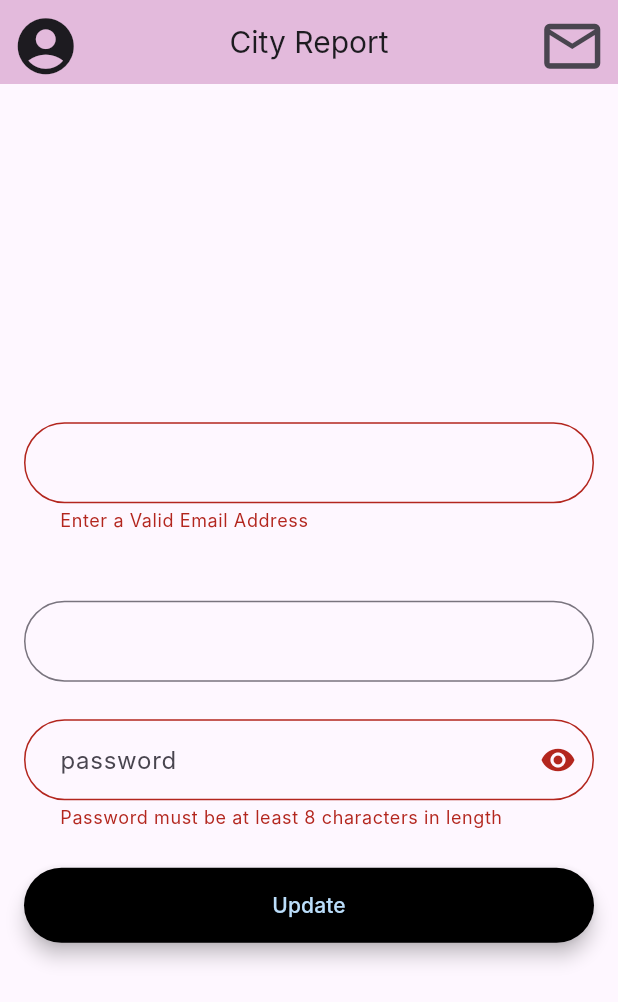
After one commit to anastazee/city-report, a Flutter app: the Profile screen opened directly, after a tap on "Update", on a phone screen of 412 x 824 dp. The commit adds this screen. Shown: the top 1002 px of the screen. Run offline on Flutter 3.47's test engine with Material 3 defaults, Android fonts, the phone set to English and light mode, and no system bars; our stand-ins replace cloud_firestore, firebase_auth, firebase_core, flutter_map, geolocator, latlong2 and 1 more; accounts and stored records are empty; Roboto replaces fonts that are missing (Inter).

Commit message:
app bar and profile page (needs work) 	modified:   lib/main.dart 	new file:   lib/models/bars.dart 	modified:   lib/screens/home/home.dart 	new file:   lib/screens/myprofile.dart

```diff
--- a/lib/main.dart
+++ b/lib/main.dart
@@ -33,11 +33,11 @@ class MyApp extends StatelessWidget{
           colorScheme:
               Theme.of(context).colorScheme.copyWith(secondary: Colors.white),
         ),
-        fontFamily: 'Georgia',
+        fontFamily: 'Inter',
         textTheme: const TextTheme(
           displayLarge: TextStyle(fontSize: 72.0, fontWeight: FontWeight.bold),
-          titleLarge: TextStyle(fontSize: 20.0, fontStyle: FontStyle.italic),
-          bodyMedium: TextStyle(fontSize: 14.0, fontFamily: 'Hind'),
+          titleLarge: TextStyle(fontSize: 20.0, fontStyle: FontStyle.normal),
+          bodyMedium: TextStyle(fontSize: 14.0, fontFamily: 'Inter'),
         ),
         ),
       home: Wrapper(),
--- /dev/null
+++ b/lib/models/bars.dart
@@ -0,0 +1,38 @@
+import 'package:flutter/material.dart';
+import '../screens/myprofile.dart';
+
+class MyAppBar extends StatelessWidget implements PreferredSizeWidget {
+  @override
+  Widget build(BuildContext context) {
+    return AppBar(
+      leading: IconButton(
+          icon: const Icon(Icons.account_circle_rounded),
+          onPressed: () {
+            Navigator.push(
+            context,
+            MaterialPageRoute(builder: (context) => Profile()),
+          );
+          },
+          iconSize: 45.0
+        ),
+      title: Text('City Report'),
+      centerTitle: true,
+      backgroundColor: Color.fromARGB(255, 227, 186, 220),
+      actions: [
+        IconButton(
+           icon: Icon(Icons.email_outlined),
+           onPressed: () {
+            Navigator.push(
+            context,
+            MaterialPageRoute(builder: (context) => Profile()),
+          );
+          },
+          iconSize: 45.0
+       ),
+      ],
+    );
+  }
+
+  @override
+  Size get preferredSize => const Size.fromHeight(kToolbarHeight);
+}
--- a/lib/screens/home/home.dart
+++ b/lib/screens/home/home.dart
@@ -1,8 +1,10 @@
+import 'package:flutter_application_1/models/bars.dart';
 import 'package:flutter_application_1/services/auth.dart';
 import 'package:flutter/material.dart';
 import '../authenticate/login.dart';
 import '../new_incident/new_incident.dart';
 import '../map/mappage.dart';
+
 
 class Home extends StatefulWidget {
   @override
@@ -25,7 +27,7 @@ class _Home extends State<Home> {
         padding: const EdgeInsets.fromLTRB(20.0, 15.0, 20.0, 15.0),
         onPressed: () async {
           await _auth.signOut();
-          Navigator.pushReplacement(
+          Navigator.push(
             context,
             MaterialPageRoute(builder: (context) => Login()),
           );
@@ -82,10 +84,7 @@ class _Home extends State<Home> {
     );
 
     return Scaffold(
-      appBar: AppBar(
-        title: const Text('Login Demo App - HomePage'),
-        backgroundColor: Theme.of(context).primaryColor,
-      ),
+      appBar: MyAppBar(),
       body: Center(
         child: Column(
           mainAxisAlignment: MainAxisAlignment.center,
--- /dev/null
+++ b/lib/screens/myprofile.dart
@@ -0,0 +1,199 @@
+import 'package:flutter/material.dart';
+import 'package:firebase_auth/firebase_auth.dart';
+import '../models/bars.dart';
+import 'package:cloud_firestore/cloud_firestore.dart';
+
+class Profile extends StatefulWidget {
+  @override
+  State<StatefulWidget> createState() {
+    return _Profile();
+  }
+}
+class _Profile extends State<Profile>{
+
+   bool _obscureText = true;
+   final _username = TextEditingController();
+   final _email = TextEditingController();
+   final _password = TextEditingController();
+   final GlobalKey<FormState> _formKey = GlobalKey<FormState>();
+
+  static Future<Map<String, dynamic>?> getUserData() async {
+    User? user = FirebaseAuth.instance.currentUser;
+
+    if (user != null) {
+      DocumentSnapshot userDoc = await FirebaseFirestore.instance
+          .collection('users')
+          .doc(user.uid)
+          .get();
+      if (userDoc.exists) {
+        Map<String, dynamic> userData =
+            userDoc.data() as Map<String, dynamic>;
+            return userData;
+      }
+      else print("error user does not exist in db");
+      return null;
+    }
+    else print("error user not logged in");
+    return null;
+  }
+    @override
+   Widget build(BuildContext context) {
+    return FutureBuilder<Map<String, dynamic>?>(
+      future: getUserData(),
+      builder: (context, snapshot) {
+        if (snapshot.connectionState == ConnectionState.waiting) {
+          // Show a loading indicator while the data is being fetched
+          return const CircularProgressIndicator();
+        } else if (snapshot.hasData) {
+          // Data has been successfully fetched
+          Map<String, dynamic>? data = snapshot.data;
+
+          // Your existing TextFormField with the retrieved username
+          final usernameField = TextFormField(
+            controller: _username,
+            autofocus: false,
+            decoration: InputDecoration(
+              contentPadding: const EdgeInsets.fromLTRB(20.0, 15.0, 20.0, 15.0),
+              hintText: data?['username'].toString() ?? '', // Use null-aware operator to handle null case
+              border: OutlineInputBorder(
+                borderRadius: BorderRadius.circular(32.0),
+              ),
+            ),
+          );
+
+          final emailField = TextFormField(
+                controller: _email,
+                autofocus: false,
+                validator: (value) {
+                  if (value != null && !value.contains('@') && !value.endsWith('.com')) {
+                      return 'Enter a Valid Email Address';
+                    }
+                    return null;
+                  },
+                decoration: InputDecoration(
+                    contentPadding: const EdgeInsets.fromLTRB(20.0, 15.0, 20.0, 15.0),
+                    hintText: data?['email'].toString(),
+                    border:
+                        OutlineInputBorder(borderRadius: BorderRadius.circular(32.0))));
+
+          final passwordField = TextFormField(
+              obscureText: _obscureText,
+              controller: _password,
+              autofocus: false,
+              validator: (val) {
+                if (val != null && val.trim().length < 8) {
+                  return 'Password must be at least 8 characters in length';
+                }
+                                // Return null if the entered password is valid
+                return null;
+              } ,
+              decoration: InputDecoration(
+                  contentPadding: const EdgeInsets.fromLTRB(20.0, 15.0, 20.0, 15.0),
+                  hintText: 'password',
+                   suffixIcon: IconButton(icon: Icon(_obscureText ? Icons.visibility : Icons.visibility_off),
+                  onPressed: (){
+                    setState(() {
+                      _obscureText = !_obscureText;
+                    });
+                  },),
+                  border:
+                          OutlineInputBorder(borderRadius: BorderRadius.circular(32.0))));
+
+          final saveButton = Material(
+          elevation: 5.0,
+          borderRadius: BorderRadius.circular(30.0),
+          color: Theme.of(context).primaryColor,
+          child: MaterialButton(
+            minWidth: MediaQuery.of(context).size.width,
+            padding: const EdgeInsets.fromLTRB(20.0, 15.0, 20.0, 15.0),
+            onPressed: () async {
+                updateUserData();
+            },
+            child: Text(
+              "Update",
+              style: TextStyle(color: Theme.of(context).primaryColorLight),
+              textAlign: TextAlign.center,
+            ),
+          ),
+          );
+
+   return Scaffold(
+      resizeToAvoidBottomInset: false,
+      appBar: MyAppBar(),
+        body: Column(
+      mainAxisAlignment: MainAxisAlignment.center,
+      children: [
+        Form(
+          autovalidateMode: AutovalidateMode.always,
+          key: _formKey,
+          child: Padding(
+            padding: const EdgeInsets.all(16.0),
+            child: Column(
+              crossAxisAlignment: CrossAxisAlignment.center,
+              mainAxisAlignment: MainAxisAlignment.center,
+              children: <Widget>[
+                const SizedBox(height: 45.0),
+                emailField,
+                const SizedBox(height: 45.0),
+                usernameField,
+                const SizedBox(height: 25.0),
+                passwordField,
+                const SizedBox(height: 25.0),
+                saveButton,
+                const SizedBox(height: 15.0),
+              ],
+            ),
+          ),
+        ),
+      ],
+    ),
+    );
+} else {
+    // Handle the case when there is no data
+    return Text('No data available');
+  }
+   }
+  );
+
+   }
+   Future<void> updateUserData() async {
+  User? user = FirebaseAuth.instance.currentUser;
+
+  if (user != null) {
+    // Check if username, email, and password are not null or empty
+    try {
+    if (_username.text != null && _username.text.trim().isNotEmpty) {
+      await FirebaseFirestore.instance
+            .collection('users')
+            .doc(user.uid)
+            .update({
+          'username': _username.text,
+          // You may want to add additional checks or validations for the password
+        });
+
+    }
+    if (_email.text != null && _email.text.trim().isNotEmpty) {
+      await FirebaseFirestore.instance
+        .collection('users')
+        .doc(user.uid)
+        .update({'email': _email.text});
+    }
+    if (_password.text != null && _password.text.trim().isNotEmpty) {
+        await user.updatePassword(_password.text);
+    }
+    print('User data updated successfully!');
+    } catch (error) {
+        // Handle errors
+        print('Error updating user data: $error');
+        ScaffoldMessenger.of(context).showSnackBar(
+        SnackBar(
+          content: Text('Error updating user data: $error'),
+          duration: Duration(seconds: 3),
+        ),
+      );
+      }
+  } else {
+    print('User not logged in');
+  }
+}
+}
```
